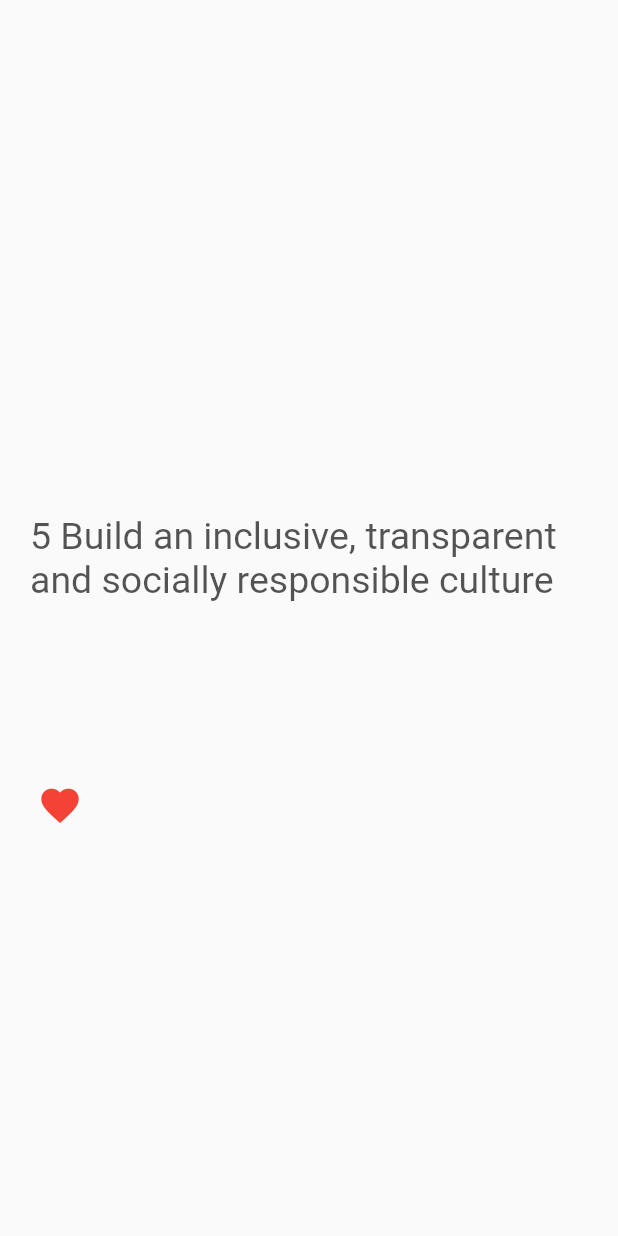
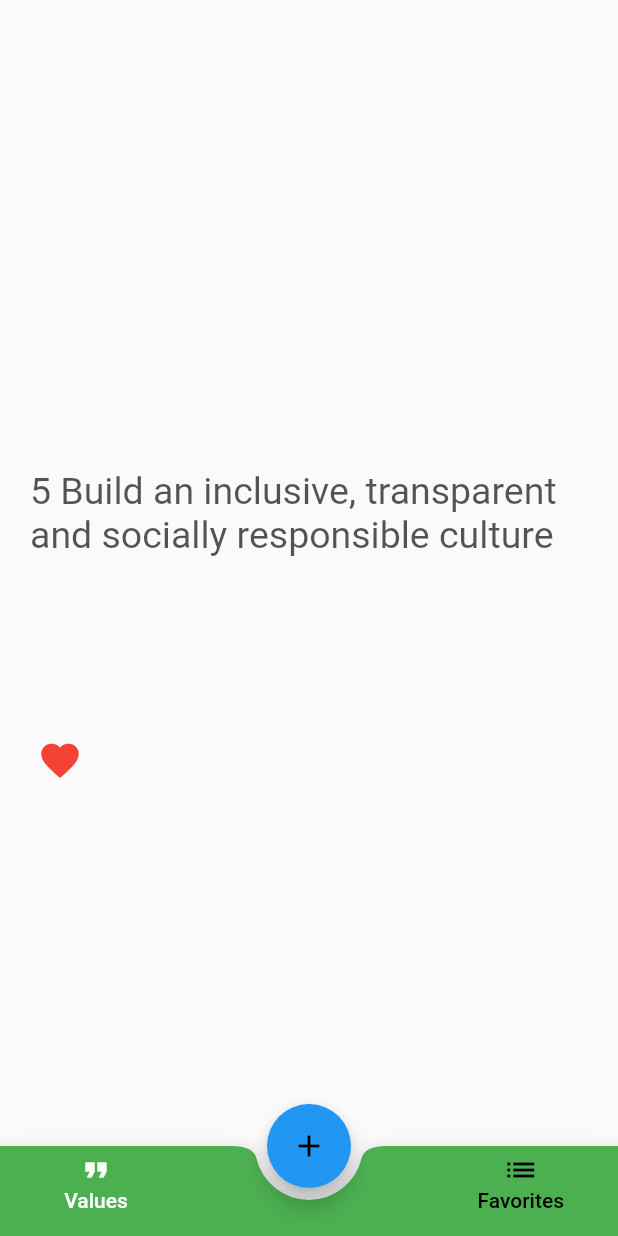
Before and after one commit to ptuzinek/net_guru_blocs, a Flutter app: the screen it shows after launch, after a tap on the "favorite" icon, on a phone screen of 412 x 824 dp. Run offline on Flutter 3.47's test engine with Material 2 defaults, Android fonts, the phone set to English and light mode, and no system bars; our stand-ins replace bloc, equatable, flutter_bloc; missing offline and left inert: move_to_background.

Commit message:
Created BLoCs to manage the state of ValuesScreen, FavoritesScreen, BottomNavigationBar and adding new Values.

```diff
--- a/lib/bloc/favorites/favorites_bloc.dart
+++ b/lib/bloc/favorites/favorites_bloc.dart
@@ -1,27 +1,23 @@
 import 'dart:async';
 import 'package:bloc/bloc.dart';
 import 'package:equatable/equatable.dart';
-import 'package:flutter/foundation.dart';
-import 'package:net_guru_blocs/bloc/values/values_bloc.dart';
+import '../../values_repository.dart';
 
 part 'favorites_event.dart';
 part 'favorites_state.dart';
 
 class FavoritesBloc extends Bloc<FavoritesEvent, FavoritesState> {
-  final ValuesBloc valuesBloc;
-  StreamSubscription valuesBlocSubscription;
-  FavoritesBloc({@required this.valuesBloc}) : super(FavoritesEmpty()) {
-    valuesBlocSubscription = valuesBloc.listen((valuesState) {
-      print('FavoritesBloc');
-      print('Before if statement');
-      if (valuesState is IconChangedSuccess) {
-        print('FavoritesBloc');
-        print('state is IconChangedSuccess');
-        print('Favorites List: ${valuesState.favoritesList}');
-        add(NewFavoriteValue(valuesState.favoritesList));
-      }
-    });
-  }
+  // final ValuesBloc valuesBloc;
+  // StreamSubscription valuesBlocSubscription;
+  // FavoritesBloc({@required this.valuesBloc}) : super(FavoritesEmpty()) {
+  //   valuesBlocSubscription = valuesBloc.listen((valuesState) {
+  //     if (valuesState is IconChangedSuccess) {
+  //       add(NewFavoriteValue(valuesState.favoritesList));
+  //     }
+  //   });
+  // }
+  final ValuesRepository repository;
+  FavoritesBloc({this.repository}) : super(FavoritesEmpty());
 
   @override
   void onTransition(Transition<FavoritesEvent, FavoritesState> transition) {
@@ -40,14 +36,17 @@ class FavoritesBloc extends Bloc<FavoritesEvent, FavoritesState> {
 
   Stream<FavoritesState> _mapNewFavoriteValueToState(
       NewFavoriteValue event) async* {
-    print('In _mapNewFavoriteValueToState');
-    print('favoritesList: ${event.favoritesList}');
-    yield FavoritesUpdateSuccess(favoritesList: event.favoritesList);
-  }
-
-  @override
-  Future<void> close() {
-    valuesBlocSubscription.cancel();
-    return super.close();
+    //yield FavoritesUpdateSuccess(favoritesList: event.favoritesList);
+    repository.localValuesList[event.index].isFavorite = true;
+    List<String> updatedList = List();
+    repository.localValuesList.forEach((valueBase) {
+      if (valueBase.isFavorite) {
+        updatedList.add(valueBase.valueText);
+      }
+    });
+    print('PRINT THE UPDATEDLIST: $updatedList');
+    yield FavoritesUpdateSuccess(
+      favoritesList: updatedList,
+    );
   }
 }
--- a/lib/bloc/favorites/favorites_event.dart
+++ b/lib/bloc/favorites/favorites_event.dart
@@ -5,7 +5,11 @@ abstract class FavoritesEvent extends Equatable {
 }
 
 class NewFavoriteValue extends FavoritesEvent {
-  final List<String> favoritesList;
+  //final List<String> favoritesList;
+  //NewFavoriteValue(this.favoritesList) : super([favoritesList]);
+  final String newFavorite;
+  final int index;
 
-  NewFavoriteValue(this.favoritesList) : super([favoritesList]);
+  NewFavoriteValue({this.newFavorite, this.index})
+      : super([newFavorite, index]);
 }
--- /dev/null
+++ b/lib/bloc/tab/tab_bloc.dart
@@ -0,0 +1,31 @@
+import 'dart:async';
+
+import 'package:bloc/bloc.dart';
+import 'package:equatable/equatable.dart';
+import 'package:net_guru_blocs/model/app_tab.dart';
+
+part 'tab_event.dart';
+part 'tab_state.dart';
+
+class TabBloc extends Bloc<TabEvent, TabState> {
+  TabBloc() : super(NewPageState(newTab: AppTab.valueAnimation));
+
+  @override
+  void onTransition(Transition<TabEvent, TabState> transition) {
+    print(transition);
+    super.onTransition(transition);
+  }
+
+  @override
+  Stream<TabState> mapEventToState(
+    TabEvent event,
+  ) async* {
+    if (event is UserSelectedTab) {
+      yield NewTabSelectionState(selectedTab: event.selectedTab);
+    } else if (event is UserScrolledToNewPage) {
+      yield NewPageState(newTab: event.currentTab);
+    } else if (event is AnimationToNewPageEnded) {
+      yield NewPageState(newTab: event.newTab);
+    }
+  }
+}
--- /dev/null
+++ b/lib/bloc/tab/tab_event.dart
@@ -0,0 +1,32 @@
+part of 'tab_bloc.dart';
+
+abstract class TabEvent extends Equatable {
+  TabEvent([List props = const []]) : super(props);
+}
+
+class AnimationToNewPageEnded extends TabEvent {
+  final AppTab newTab;
+
+  AnimationToNewPageEnded({this.newTab}) : super([newTab]);
+
+  @override
+  String toString() => 'AnimationToNewPageEnded: newTab: $newTab';
+}
+
+class UserSelectedTab extends TabEvent {
+  final AppTab selectedTab;
+
+  UserSelectedTab({this.selectedTab}) : super([selectedTab]);
+
+  @override
+  String toString() => 'TabUpdated { tab: $selectedTab }';
+}
+
+class UserScrolledToNewPage extends TabEvent {
+  final AppTab currentTab;
+
+  UserScrolledToNewPage({this.currentTab}) : super([currentTab]);
+
+  @override
+  String toString() => 'UserScrolledToNewPage: currentTab: $currentTab';
+}
--- /dev/null
+++ b/lib/bloc/tab/tab_state.dart
@@ -0,0 +1,29 @@
+part of 'tab_bloc.dart';
+
+abstract class TabState extends Equatable {
+  TabState([List props = const []]) : super(props);
+}
+
+class UserScrollState extends TabState {
+  final AppTab currentTab;
+
+  UserScrollState({this.currentTab}) : super([currentTab]);
+}
+
+class NewTabSelectionState extends TabState {
+  final AppTab selectedTab;
+
+  NewTabSelectionState({this.selectedTab}) : super([selectedTab]);
+
+  @override
+  String toString() => 'ChangeTabState: $selectedTab';
+}
+
+class NewPageState extends TabState {
+  final AppTab newTab;
+
+  NewPageState({this.newTab}) : super([newTab]);
+
+  @override
+  String toString() => 'NewPageState: $newTab';
+}
--- a/lib/bloc/values/values_bloc.dart
+++ b/lib/bloc/values/values_bloc.dart
@@ -1,6 +1,4 @@
 import 'dart:async';
-import 'dart:math';
-
 import 'package:bloc/bloc.dart';
 import 'package:equatable/equatable.dart';
 import 'package:flutter/foundation.dart';
@@ -49,17 +47,17 @@ class ValuesBloc extends Bloc<ValuesEvent, ValuesState> {
 
   Stream<ValuesState> _mapLikedValueToState(LikedValue event) async* {
     yield ValuesStateLoading();
-    repository.localValuesList[event.index].isFavorite = true;
-    List<String> updatedList = List();
-    repository.localValuesList.forEach((valueBase) {
-      if (valueBase.isFavorite) {
-        updatedList.add(valueBase.valueText);
-      }
-    });
-    print('PRINT THE UPDATEDLIST: $updatedList');
-    yield IconChangedSuccess(
-      favoritesList: updatedList,
-    );
+    // repository.localValuesList[event.index].isFavorite = true;
+    // List<String> updatedList = List();
+    // repository.localValuesList.forEach((valueBase) {
+    //   if (valueBase.isFavorite) {
+    //     updatedList.add(valueBase.valueText);
+    //   }
+    // });
+    // print('PRINT THE UPDATEDLIST: $updatedList');
+    // yield IconChangedSuccess(
+    //   favoritesList: updatedList,
+    // );
     yield ValuesUpdateSuccess(repository.localValuesList, repository.index);
   }
 
@@ -72,5 +70,4 @@ class ValuesBloc extends Bloc<ValuesEvent, ValuesState> {
       index,
     );
   }
-
 }
--- a/lib/bloc/values/values_event.dart
+++ b/lib/bloc/values/values_event.dart
@@ -19,12 +19,12 @@ class AddedNewValue extends ValuesEvent {
 }
 
 class LikedValue extends ValuesEvent {
-  final String newFavorite;
-  final int index;
+  // final String newFavorite;
+  // final int index;
 
-  LikedValue({this.newFavorite, this.index}) : super([newFavorite]);
+  // LikedValue({this.newFavorite, this.index}) : super([newFavorite]);
+  LikedValue() : super([]);
 
   @override
-  String toString() =>
-      "ValueAddedToFavorites { newFavoriteValue: $newFavorite }";
+  String toString() => "LikedValue";
 }
--- /dev/null
+++ b/lib/components/bottom_tabs.dart
@@ -0,0 +1,81 @@
+import 'package:flutter/material.dart';
+import 'package:net_guru_blocs/model/app_tab.dart';
+
+class BottomTabs extends StatelessWidget {
+  final AppTab activeTab;
+  final BuildContext context;
+  final Function onValuesPress;
+  final Function onFavoritesPress;
+
+  BottomTabs({
+    this.context,
+    this.onValuesPress,
+    this.onFavoritesPress,
+    this.activeTab,
+  });
+
+  @override
+  Widget build(BuildContext context) {
+    return BottomAppBar(
+      shape: CircularNotchedRectangle(),
+      color: Colors.green,
+      notchMargin: 8.0,
+      child: Row(
+        mainAxisSize: MainAxisSize.max,
+        mainAxisAlignment: MainAxisAlignment.spaceBetween,
+        children: <Widget>[
+          Padding(
+            padding: const EdgeInsets.only(left: 20.0, bottom: 12.0),
+            child: MaterialButton(
+              onPressed: onValuesPress,
+              child: Column(
+                mainAxisSize: MainAxisSize.min,
+                children: [
+                  Icon(
+                    Icons.format_quote,
+                    color: activeTab == AppTab.valueAnimation
+                        ? Colors.white
+                        : Colors.black,
+                  ),
+                  Text(
+                    'Values',
+                    style: TextStyle(
+                      color: activeTab == AppTab.valueAnimation
+                          ? Colors.white
+                          : Colors.black,
+                    ),
+                  ),
+                ],
+              ),
+            ),
+          ),
+          Padding(
+            padding: const EdgeInsets.only(right: 20.0, bottom: 12.0),
+            child: MaterialButton(
+              onPressed: onFavoritesPress,
+              child: Column(
+                mainAxisSize: MainAxisSize.min,
+                children: [
+                  Icon(
+                    Icons.list,
+                    color: activeTab == AppTab.favoritesList
+                        ? Colors.white
+                        : Colors.black,
+                  ),
+                  Text(
+                    'Favorites',
+                    style: TextStyle(
+                      color: activeTab == AppTab.favoritesList
+                          ? Colors.white
+                          : Colors.black,
+                    ),
+                  ),
+                ],
+              ),
+            ),
+          ),
+        ],
+      ),
+    );
+  }
+}
--- /dev/null
+++ b/lib/components/floating_button.dart
@@ -0,0 +1,20 @@
+import 'package:flutter/material.dart';
+import 'package:net_guru_blocs/model/app_tab.dart';
+
+class FloatingButton extends StatelessWidget {
+  final AppTab activeTab;
+  final Function onPressed;
+
+  FloatingButton({this.activeTab, this.onPressed});
+
+  @override
+  Widget build(BuildContext context) {
+    return FloatingActionButton(
+      child: Icon(
+        Icons.add,
+        color: activeTab == AppTab.addValue ? Colors.white : Colors.black,
+      ),
+      onPressed: onPressed,
+    );
+  }
+}
--- a/lib/main.dart
+++ b/lib/main.dart
@@ -1,5 +1,6 @@
 import 'package:flutter/material.dart';
 import 'package:flutter_bloc/flutter_bloc.dart';
+import 'package:net_guru_blocs/bloc/tab/tab_bloc.dart';
 import 'package:net_guru_blocs/pages/home_screen.dart';
 import 'package:net_guru_blocs/values_repository.dart';
 import 'bloc/favorites/favorites_bloc.dart';
@@ -19,23 +20,17 @@ class _MyAppState extends State<MyApp> {
   final ValuesRepository repository = ValuesRepository();
 
   @override
-  void dispose() {
-    super.dispose();
-  }
-
-  @override
   Widget build(BuildContext context) {
-    final ValuesBloc _valuesBloc = ValuesBloc(repository: repository);
-    final FavoritesBloc _favoritesBloc = FavoritesBloc(valuesBloc: _valuesBloc);
-
     return MultiBlocProvider(
       providers: [
         BlocProvider<ValuesBloc>(
           create: (context) => ValuesBloc(repository: repository),
         ),
         BlocProvider<FavoritesBloc>(
-          create: (context) =>
-              FavoritesBloc(valuesBloc: BlocProvider.of<ValuesBloc>(context)),
+          create: (context) => FavoritesBloc(repository: repository),
+        ),
+        BlocProvider<TabBloc>(
+          create: (context) => TabBloc(),
         )
       ],
       child: MaterialApp(
--- /dev/null
+++ b/lib/model/app_tab.dart
@@ -0,0 +1 @@
+enum AppTab { valueAnimation, addValue, favoritesList }
--- a/lib/pages/home_screen.dart
+++ b/lib/pages/home_screen.dart
@@ -1,37 +1,113 @@
 import 'package:flutter/material.dart';
 import 'package:flutter_bloc/flutter_bloc.dart';
 import 'package:net_guru_blocs/bloc/favorites/favorites_bloc.dart';
+import 'package:net_guru_blocs/bloc/tab/tab_bloc.dart';
 import 'package:net_guru_blocs/bloc/values/values_bloc.dart';
+import 'package:net_guru_blocs/components/bottom_tabs.dart';
+import 'package:net_guru_blocs/components/floating_button.dart';
+import 'package:net_guru_blocs/model/app_tab.dart';
 import 'package:net_guru_blocs/pages/values_screen.dart';
 import 'add_screen.dart';
 import 'favorites_screen.dart';
 
 class HomePage extends StatefulWidget {
   @override
-  _HomePageState createState() => _HomePageState();
+  _HomePageState createState() => _HomePageState(PageController());
 }
 
 class _HomePageState extends State<HomePage> {
   ValuesBloc valuesBloc;
   FavoritesBloc favoritesBloc;
+  TabBloc tabBloc;
+  final PageController controller;
+
+  _HomePageState(this.controller);
 
   @override
   void initState() {
+    super.initState();
     valuesBloc = BlocProvider.of<ValuesBloc>(context);
     favoritesBloc = BlocProvider.of<FavoritesBloc>(context);
-    super.initState();
+    tabBloc = BlocProvider.of<TabBloc>(context);
   }
 
   @override
   void dispose() {
     valuesBloc.close();
+    favoritesBloc.close();
+    controller.dispose();
     super.dispose();
   }
 
   @override
   Widget build(BuildContext context) {
-    print('HOME PAGE BUILD');
-    return PageView(
+    return BlocListener<TabBloc, TabState>(
+      cubit: tabBloc,
+      listener: (context, state) {
+        if (state is NewTabSelectionState) {
+          final selectedTab = state.selectedTab;
+          if (selectedTab == AppTab.valueAnimation) {
+            controller.animateToPage(0,
+                duration: Duration(milliseconds: 200), curve: Curves.easeIn);
+          }
+          if (selectedTab == AppTab.addValue) {
+            controller.animateToPage(1,
+                duration: Duration(milliseconds: 200), curve: Curves.easeIn);
+          }
+          if (selectedTab == AppTab.favoritesList) {
+            controller.animateToPage(2,
+                duration: Duration(milliseconds: 200), curve: Curves.easeIn);
+          }
+        }
+      },
+      child: BlocBuilder<TabBloc, TabState>(
+          cubit: tabBloc,
+          builder: (context, state) {
+            AppTab activeTab;
+            if (state is NewTabSelectionState) {
+              activeTab = state.selectedTab;
+            }
+            if (state is UserScrollState) {
+              activeTab = state.currentTab;
+            }
+            if (state is NewPageState) {
+              activeTab = state.newTab;
+            }
+            return NotificationListener(
+              onNotification: (notification) {
+                if (notification is ScrollEndNotification) {
+                  // RESET THE STATE
+                  // To unblock the state update caused by scrolling to new page
+                  // to be sure that the right tab is active when the scroll ends
+                  tabBloc.add(AnimationToNewPageEnded(
+                      newTab: AppTab.values[controller.page.round()]));
+                }
+                return true;
+              },
+              child: Scaffold(
+                resizeToAvoidBottomInset: false,
+                floatingActionButtonLocation:
+                    FloatingActionButtonLocation.centerDocked,
+                floatingActionButton: FloatingButton(
+                  activeTab: activeTab,
+                  onPressed: () => tabBloc
+                      .add(UserSelectedTab(selectedTab: AppTab.addValue)),
+                ),
+                bottomNavigationBar: BottomTabs(
+                  activeTab: activeTab,
+                  onValuesPress: () => tabBloc
+                      .add(UserSelectedTab(selectedTab: AppTab.valueAnimation)),
+                  onFavoritesPress: () => tabBloc
+                      .add(UserSelectedTab(selectedTab: AppTab.favoritesList)),
+                ),
+                body: PageView(
+                  controller: controller,
+                  onPageChanged: (index) {
+                    if (state is NewPageState) {
+                      tabBloc.add(UserScrolledToNewPage(
+                          currentTab: AppTab.values[index]));
+                    }
+                  },
                   children: [
                     ValuesScreen(
                       bloc: valuesBloc,
@@ -43,6 +119,10 @@ class _HomePageState extends State<HomePage> {
                       bloc: favoritesBloc,
                     ),
                   ],
+                ),
+              ),
+            );
+          }),
     );
   }
 }
--- a/lib/pages/values_screen.dart
+++ b/lib/pages/values_screen.dart
@@ -1,6 +1,7 @@
 import 'package:flutter/material.dart';
 import 'package:flutter_bloc/flutter_bloc.dart';
 import 'package:move_to_background/move_to_background.dart';
+import 'package:net_guru_blocs/bloc/favorites/favorites_bloc.dart';
 import 'package:net_guru_blocs/bloc/values/values_bloc.dart';
 import 'package:net_guru_blocs/components/fade_animation.dart';
 
@@ -23,7 +24,7 @@ class _ValuesScreenState extends State<ValuesScreen> {
       child: Scaffold(
         body: BlocBuilder<ValuesBloc, ValuesState>(
             buildWhen: (prevState, currentState) {
-            if(currentState is IconChangedSuccess) {
+              if (currentState is IconChangedSuccess) {
                 return false;
               } else {
                 return true;
@@ -59,9 +60,17 @@ class _ValuesScreenState extends State<ValuesScreen> {
                               ? Colors.red
                               : Colors.black,
                         ),
-                        onPressed: () => widget.bloc.add(LikedValue(
-                            newFavorite: state.valuesList[state.index].valueText,
-                            index: state.index)),
+                        onPressed: () {
+                          BlocProvider.of<FavoritesBloc>(context).add(
+                              NewFavoriteValue(
+                                  newFavorite:
+                                      state.valuesList[state.index].valueText,
+                                  index: state.index));
+                          widget.bloc.add(LikedValue());
+                        },
+                        // widget.bloc.add(LikedValue(
+                        // newFavorite: state.valuesList[state.index].valueText,
+                        // index: state.index)),
                       ),
                     ),
                   ],
```
Lines whose indentation alone changed are shown as unchanged.
